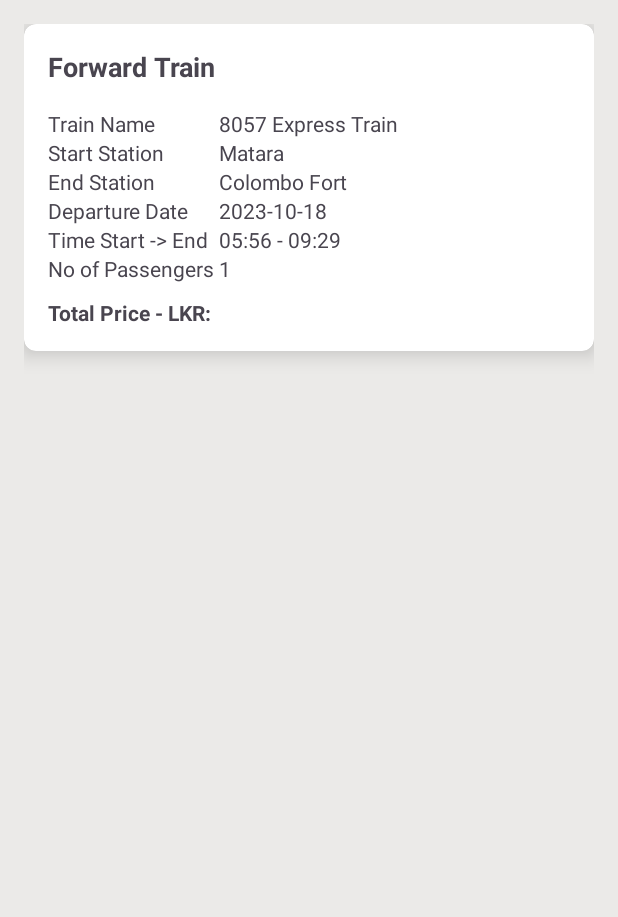
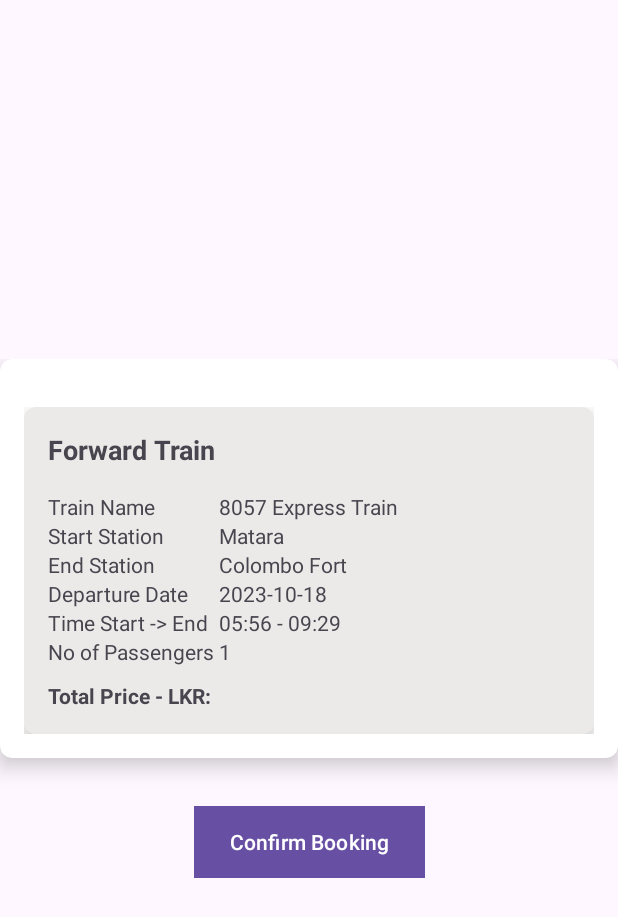
Before and after one commit to Sanjula-Dulshan/Reservation_Mobile_Client, an Android app: the layout activity_ticket_summary.xml on its own in the app's theme, with its tools: preview values and no code run, on a phone screen of 412 x 824 dp. Shown: the top 917 px of the screen. Run offline under Robolectric (Android 15) with nearby library versions, the phone set to English and light mode, and no system bars.

Commit message:
Ticket summary ui update

```diff
--- a/app/src/main/java/com/example/onlineticketbooking/MainActivity.java
+++ b/app/src/main/java/com/example/onlineticketbooking/MainActivity.java
@@ -17,7 +17,7 @@ public class MainActivity extends AppCompatActivity {
         new Handler().postDelayed(new Runnable() {
             @Override
             public void run() {
-                startActivity(new Intent(MainActivity.this, Login.class));
+                startActivity(new Intent(MainActivity.this, TripList.class));
                 finish();
             }
         },2000);
--- a/app/src/main/java/com/example/onlineticketbooking/TripAdapter.java
+++ b/app/src/main/java/com/example/onlineticketbooking/TripAdapter.java
@@ -11,13 +11,11 @@ import androidx.recyclerview.widget.RecyclerView;
 
 import java.util.List;
 
-
-
 public class TripAdapter extends RecyclerView.Adapter<TripAdapter.ViewHolder> {
     private List<TripHistory> data;
     private OnItemClickListener listener;
 
-    public TripAdapter(List<TripHistory> data) {
+    public TripAdapter(List<TripHistory> data, OnItemClickListener listener) {
         this.data = data;
         this.listener = listener;
     }
--- a/app/src/main/res/layout/activity_ticket_summary.xml
+++ b/app/src/main/res/layout/activity_ticket_summary.xml
@@ -4,11 +4,37 @@
     android:layout_width="match_parent"
     android:layout_height="match_parent">
 
+    <androidx.constraintlayout.widget.ConstraintLayout
+        android:layout_width="wrap_content"
+        android:layout_height="wrap_content"
+        app:layout_constraintBottom_toBottomOf="parent"
+        app:layout_constraintEnd_toEndOf="parent"
+        app:layout_constraintStart_toStartOf="parent"
+        app:layout_constraintTop_toTopOf="parent">
+
+        <androidx.cardview.widget.CardView
+            android:id="@+id/cardView"
+            android:layout_width="wrap_content"
+            android:layout_height="wrap_content"
+            app:cardElevation="8dp"
+            app:cardCornerRadius="8dp"
+            app:layout_constraintTop_toTopOf="parent"
+            app:layout_constraintBottom_toTopOf="@+id/btnConfirmBooking"
+            app:layout_constraintStart_toStartOf="parent"
+            app:layout_constraintEnd_toEndOf="parent">
+
             <RelativeLayout
                 android:layout_width="match_parent"
-        android:layout_height="match_parent"
-        android:background="#ebeae8"
+                android:layout_height="wrap_content"
+
                 android:padding="16dp">
+
+
+
+                <TableLayout
+                    android:layout_width="match_parent"
+                    android:layout_height="wrap_content"
+                    android:layout_marginTop="16dp">
 
                     <androidx.cardview.widget.CardView
                         android:layout_width="match_parent"
@@ -20,7 +46,9 @@
                             android:layout_width="match_parent"
                             android:layout_height="wrap_content"
                             android:orientation="vertical"
-                android:padding="16dp">
+                            android:padding="16dp"
+                            android:background="#ebeae8"
+                            >
 
                             <TextView
                                 android:layout_width="wrap_content"
@@ -148,7 +176,24 @@
                             </TableLayout>
                         </LinearLayout>
                     </androidx.cardview.widget.CardView>
-    </RelativeLayout>
+
+                </TableLayout>
 
 
+            </RelativeLayout>
+        </androidx.cardview.widget.CardView>
+
+
+        <Button
+            android:id="@+id/btnConfirmBooking"
+            android:layout_width="wrap_content"
+            android:layout_height="wrap_content"
+            android:layout_marginTop="32dp"
+            android:background="@color/btnColor"
+            android:text="Confirm Booking"
+            app:layout_constraintEnd_toEndOf="parent"
+            app:layout_constraintStart_toStartOf="parent"
+            app:layout_constraintTop_toBottomOf="@+id/cardView" />
     </androidx.constraintlayout.widget.ConstraintLayout>
+
+</androidx.constraintlayout.widget.ConstraintLayout>
```
Also changed, not shown: app/src/main/java/com/example/onlineticketbooking/TripList.java (+26 -2 lines), app/src/main/java/com/example/onlineticketbooking/UpdateSeatsDialogFragment.java (added, +23 -0 lines), app/src/main/res/layout/dialog_update_seats.xml (added, +53 -0 lines). Lines whose indentation alone changed are shown as unchanged.
